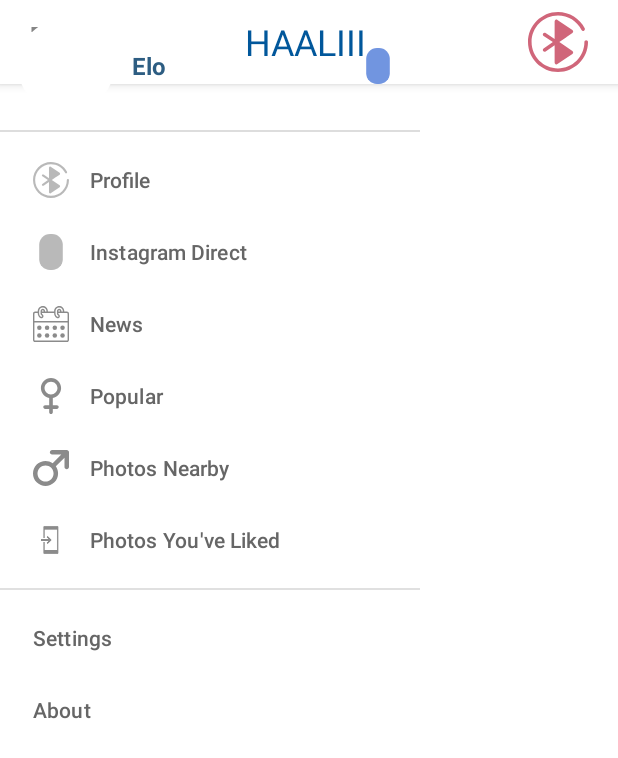
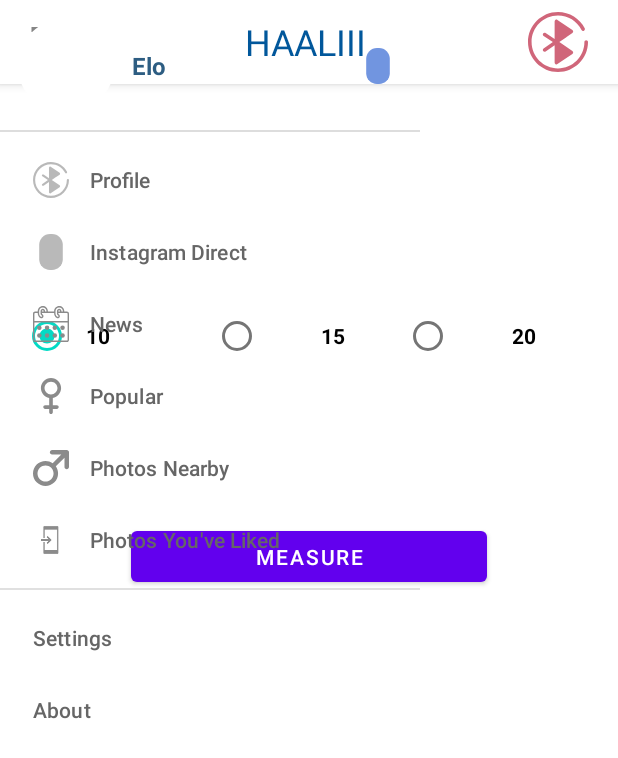
Before and after one commit to Andrei961130/ProiectLicenta, an Android app: the screen it shows after launch (MainActivity), on a phone screen of 412 x 824 dp. Shown: the top 758 px of the screen. Run offline under Robolectric (Android 15) with nearby library versions, the phone set to English and light mode, and no system bars; our stand-ins replace Firebase (no records; nobody signed in at launch, a user with empty details on screens opened directly), Picasso; libraries missing offline, so code that uses them is left out: com.mxn.soul; plain views replace FlowingDrawer, FlowingMenuLayout; pictures from the network do not load; 3 statements that could not run were skipped.

Commit message:
[FEAT] Created StartingFragment layout + some of the logic

```diff
--- a/PulseOximeter2021/app/src/main/java/com/example/pulseoximeter2021/Authenticate/LoginFragment.java
+++ b/PulseOximeter2021/app/src/main/java/com/example/pulseoximeter2021/Authenticate/LoginFragment.java
@@ -51,7 +51,6 @@
         btnCreateAccount = view.findViewById(R.id.fragment_login_btn_create_account);
 
         btnSignIn.setOnClickListener(this::loginButtonClick);
-
         btnCreateAccount.setOnClickListener(this::createAccountClick);
 
         return view;
--- a/PulseOximeter2021/app/src/main/java/com/example/pulseoximeter2021/Authenticate/RegisterAllOtherFragment.java
+++ b/PulseOximeter2021/app/src/main/java/com/example/pulseoximeter2021/Authenticate/RegisterAllOtherFragment.java
@@ -7,7 +7,6 @@
 import android.view.View;
 import android.view.ViewGroup;
 import android.widget.Button;
-import android.widget.DatePicker;
 import android.widget.EditText;
 import android.widget.RadioGroup;
 import android.widget.Toast;
@@ -17,11 +16,9 @@
 import com.example.pulseoximeter2021.DataLayer.Models.User;
 import com.example.pulseoximeter2021.R;
 import com.google.firebase.auth.FirebaseAuth;
-import com.google.firebase.auth.FirebaseUser;
 import com.google.firebase.database.DatabaseReference;
 import com.google.firebase.database.FirebaseDatabase;
 
-import java.text.SimpleDateFormat;
 import java.util.Calendar;
 
 public class RegisterAllOtherFragment extends Fragment {
@@ -37,7 +34,7 @@
     EditText etBirthDay;
     Button btnContinue;
 
-    String genderStr = "";
+    String genderStr = "Male";
     String dateStr = "";
 
     public RegisterAllOtherFragment(){};
@@ -48,30 +45,17 @@
         // Inflate the layout for this fragment
         View view = inflater.inflate(R.layout.fragment_register_all_other, container, false);
 
-        etFirstName = view.findViewById(R.id.fragment_register_et_last_name);
-        etLastName = view.findViewById(R.id.fragment_register_et_first_name);
+        etFirstName = view.findViewById(R.id.fragment_register_et_first_name);
+        etLastName = view.findViewById(R.id.fragment_register_et_last_name);
         etPhoneNumber = view.findViewById(R.id.fragment_register_et_phone_number);
         rgGender = view.findViewById(R.id.fragment_register_radio_group);
         etBirthDay = view.findViewById(R.id.fragment_register_et_date);
         btnContinue = view.findViewById(R.id.fragment_register_all_btn_continue);
 
         btnContinue.setOnClickListener(this::finalizeRegistration);
+        rgGender.setOnCheckedChangeListener(this::rgGenderOnCheckedChange);
 
-        rgGender.setOnCheckedChangeListener((group, checkedId) -> {
-            switch (checkedId)
-            {
-                case R.id.fragment_register_rb_male:
-                    genderStr = "Male";
-                    break;
-                case R.id.fragment_register_rb_female:
-                    genderStr = "Female";
-                    break;
-            }
-        });
-
-        etBirthDay.setOnClickListener(new View.OnClickListener() {
-            @Override
-            public void onClick(View v) {
+        etBirthDay.setOnClickListener(v -> {
             Calendar newCalendar = Calendar.getInstance();
 
             new DatePickerDialog(getContext(), (view1, year, monthOfYear, dayOfMonth) -> {
@@ -86,7 +70,6 @@
             }, newCalendar.get(Calendar.YEAR), newCalendar.get(Calendar.MONTH), newCalendar.get(Calendar.DAY_OF_MONTH))
                     .show();
 
-            }
         });
 
         return view;
@@ -139,4 +122,15 @@
             databaseReference.child("Users").child(uid).setValue(user);
         }
     }
+
+    private void rgGenderOnCheckedChange(RadioGroup group, int checkedId) {
+        switch (checkedId) {
+            case R.id.fragment_register_rb_male:
+                genderStr = "Male";
+                break;
+            case R.id.fragment_register_rb_female:
+                genderStr = "Female";
+                break;
         }
+    }
+}
--- a/PulseOximeter2021/app/src/main/java/com/example/pulseoximeter2021/MainScreen/MainActivity.java
+++ b/PulseOximeter2021/app/src/main/java/com/example/pulseoximeter2021/MainScreen/MainActivity.java
@@ -47,6 +47,7 @@
         setBluetoothIvColorRed();
         setMenuBarsListener();
         setupMenu();
+        displayMainFragment();
     }
 
     private void setMenuBarsListener() {
@@ -98,4 +99,13 @@
 //            }
 //        });
     }
+
+    private void displayMainFragment() {
+
+        getSupportFragmentManager()
+        .beginTransaction()
+        .add(R.id.activity_main_fragment_container, new StartingFragment())
+        .addToBackStack("STARTING_FRAGMENT")
+        .commit();
+    }
 }
--- /dev/null
+++ b/PulseOximeter2021/app/src/main/java/com/example/pulseoximeter2021/MainScreen/StartingFragment.java
@@ -0,0 +1,62 @@
+package com.example.pulseoximeter2021.MainScreen;
+
+import android.os.Bundle;
+
+import androidx.fragment.app.Fragment;
+
+import android.view.LayoutInflater;
+import android.view.View;
+import android.view.ViewGroup;
+import android.widget.Button;
+import android.widget.RadioGroup;
+
+import com.example.pulseoximeter2021.R;
+
+public class StartingFragment extends Fragment {
+
+    RadioGroup rgDuration;
+    Button btnMeasure;
+    int duration = 10;
+
+    public StartingFragment() {
+        // Required empty public constructor
+    }
+
+    @Override
+    public void onCreate(Bundle savedInstanceState) {
+        super.onCreate(savedInstanceState);
+    }
+
+    @Override
+    public View onCreateView(LayoutInflater inflater, ViewGroup container,
+                             Bundle savedInstanceState) {
+        // Inflate the layout for this fragment
+        View view = inflater.inflate(R.layout.fragment_starting, container, false);
+
+        rgDuration = view.findViewById(R.id.fragment_starting_radio_group);
+        btnMeasure = view.findViewById(R.id.fragment_starting_btn_measure);
+
+        rgDuration.setOnCheckedChangeListener(this::rgDurationOnCheckedChanged);
+        btnMeasure.setOnClickListener(this::measureClick);
+
+        return view;
+    }
+
+    private void measureClick(View view) {
+
+    }
+
+    private void rgDurationOnCheckedChanged(RadioGroup group, int checkedId) {
+        switch (checkedId) {
+            case R.id.fragment_starting_rb_10:
+                duration = 10;
+                break;
+            case R.id.fragment_starting_rb_15:
+                duration = 15;
+                break;
+            case R.id.fragment_starting_rb_20:
+                duration = 20;
+                break;
+        }
+    }
+}
--- a/PulseOximeter2021/app/src/main/res/layout/activity_main.xml
+++ b/PulseOximeter2021/app/src/main/res/layout/activity_main.xml
@@ -63,7 +63,8 @@
         <FrameLayout
             android:id="@+id/activity_main_fragment_container"
             android:layout_width="match_parent"
-            android:layout_height="match_parent"></FrameLayout>
+            android:layout_height="match_parent" />
+
     </androidx.coordinatorlayout.widget.CoordinatorLayout>
 
     <com.mxn.soul.flowingdrawer_core.FlowingMenuLayout
--- /dev/null
+++ b/PulseOximeter2021/app/src/main/res/layout/fragment_starting.xml
@@ -0,0 +1,73 @@
+<?xml version="1.0" encoding="utf-8"?>
+<androidx.constraintlayout.widget.ConstraintLayout xmlns:android="http://schemas.android.com/apk/res/android"
+    xmlns:app="http://schemas.android.com/apk/res-auto"
+    xmlns:tools="http://schemas.android.com/tools"
+    android:layout_width="match_parent"
+    android:layout_height="match_parent"
+    tools:context=".MainScreen.StartingFragment">
+
+    <RadioGroup
+        android:id="@+id/fragment_starting_radio_group"
+        android:layout_width="fill_parent"
+        android:layout_height="wrap_content"
+        android:layout_marginTop="200dp"
+        android:orientation="horizontal"
+        android:paddingLeft="15dp"
+        android:paddingRight="15dp"
+        app:layout_constraintEnd_toEndOf="parent"
+        app:layout_constraintStart_toStartOf="parent"
+        app:layout_constraintTop_toTopOf="parent">
+
+        <RadioButton
+            android:id="@+id/fragment_starting_rb_10"
+            android:layout_width="0dp"
+            android:layout_height="wrap_content"
+            android:layout_gravity="right"
+            android:layout_weight="1"
+            android:checked="true"
+            android:paddingStart="10dp"
+            android:paddingEnd="40dp"
+            android:text="10"
+            android:textSize="14dp"
+            android:textStyle="bold"/>
+
+        <RadioButton
+            android:id="@+id/fragment_starting_rb_15"
+            android:layout_width="0dp"
+            android:layout_height="wrap_content"
+            android:layout_gravity="right"
+            android:layout_weight="1"
+            android:checked="false"
+            android:paddingStart="40dp"
+            android:paddingEnd="10dp"
+            android:text="15"
+            android:textSize="14dp"
+            android:textStyle="bold"/>
+
+        <RadioButton
+            android:id="@+id/fragment_starting_rb_20"
+            android:layout_width="0dp"
+            android:layout_height="wrap_content"
+            android:layout_gravity="right"
+            android:layout_weight="1"
+            android:checked="false"
+            android:paddingStart="40dp"
+            android:paddingEnd="10dp"
+            android:text="20"
+            android:textSize="14dp"
+            android:textStyle="bold"/>
+    </RadioGroup>
+
+    <Button
+        android:id="@+id/fragment_starting_btn_measure"
+        style="?android:attr/button"
+        android:layout_width="237dp"
+        android:layout_height="46dp"
+        android:layout_marginTop="100dp"
+        android:layout_weight="1"
+        android:text="Measure"
+        app:layout_constraintEnd_toEndOf="parent"
+        app:layout_constraintStart_toStartOf="parent"
+        app:layout_constraintTop_toBottomOf="@+id/fragment_starting_radio_group" />
+
+</androidx.constraintlayout.widget.ConstraintLayout>
--- a/PulseOximeter2021/app/src/main/res/values/strings.xml
+++ b/PulseOximeter2021/app/src/main/res/values/strings.xml
@@ -3,9 +3,9 @@
     <string name="dummy_button">Dummy Button</string>
     <string name="dummy_content">DUMMY\nCONTENT</string>
     <string name="hello_blank_fragment">Hello blank fragment</string>
-<!--    <string name="user_profile_photo">http://baobaoloveyou.com/flowingdrawer_icon.png</string>-->
+    <!--    <string name="user_profile_photo">http://baobaoloveyou.com/flowingdrawer_icon.png</string>-->
     <string name="user_profile_photo">https://img.icons8.com/color/search/96</string>
-<!--    <string name="user_profile_photo">http://stackoverflow.com/apple-touch-icon.png</string>-->
+    <!--    <string name="user_profile_photo">http://stackoverflow.com/apple-touch-icon.png</string>-->
 
     <string name="large_text">
         "Material is the metaphor.\n\n"
```
Lines whose indentation alone changed are shown as unchanged.
